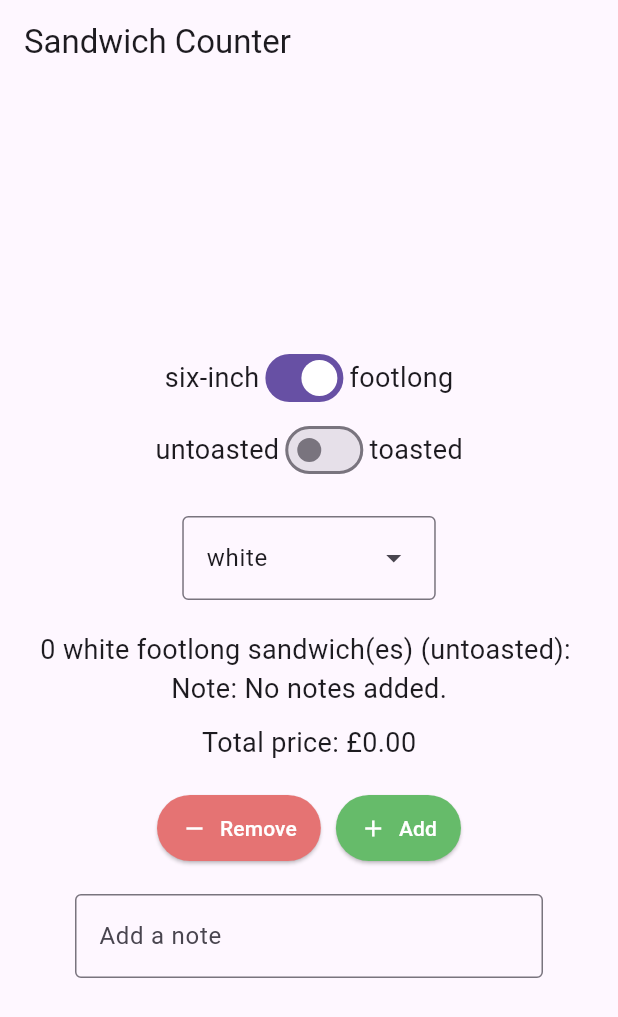
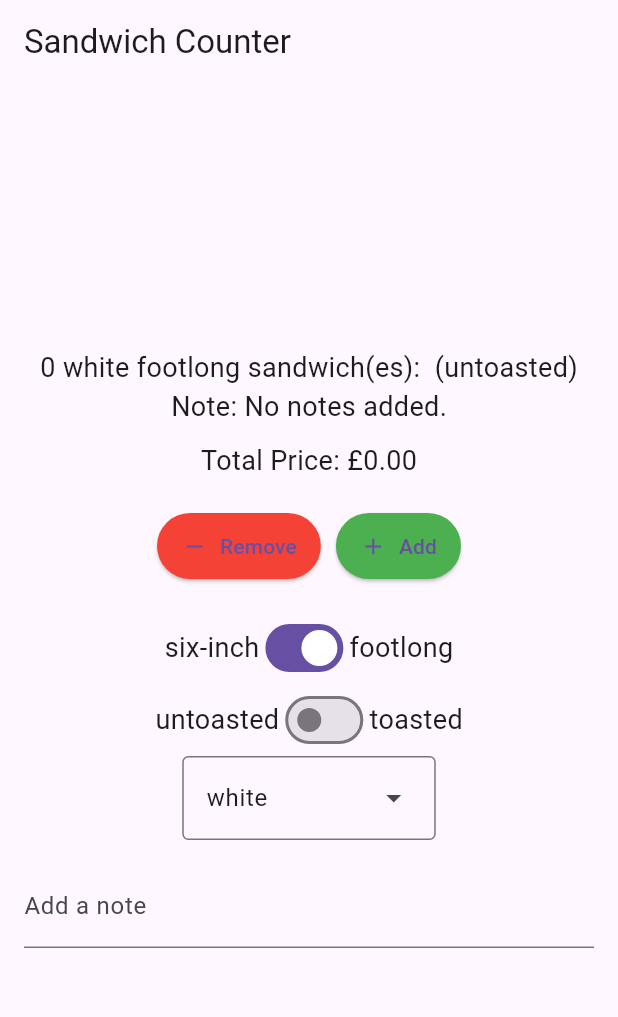
Before and after one commit to Oskar-Wieczorek-2005/first_app, a Flutter app: the screen it shows after launch, on a phone screen of 412 x 824 dp. Shown: the top 1017 px of the screen. Run offline on Flutter 3.47's test engine with Material 3 defaults, Android fonts, the phone set to English and light mode, and no system bars.

Commit message:
final commit for worksheet

```diff
--- a/lib/main.dart
+++ b/lib/main.dart
@@ -33,48 +33,76 @@ class _OrderScreenState extends State<OrderScreen> {
   bool _isToasted = false;
   final int _maxQuantity = 5;
 
-  // 💰 Pricing repository instance
   final PricingRepository _pricingRepository = PricingRepository();
 
   void _increment() {
-    setState(() {
     if (_quantity < _maxQuantity) {
-        _quantity++;
+      setState(() => _quantity++);
     }
-    });
   }
 
   void _decrement() {
-    setState(() {
     if (_quantity > 0) {
-        _quantity--;
+      setState(() => _quantity--);
     }
-    });
   }
 
   @override
   Widget build(BuildContext context) {
     final itemType = _isFootlong ? 'footlong' : 'six-inch';
-    final totalPrice = _pricingRepository.calculateTotal(
-      isFootlong: _isFootlong,
-      quantity: _quantity,
-    );
+    final totalPrice =
+        _pricingRepository.calculateTotalPrice(_quantity, itemType);
 
     return Scaffold(
-      appBar: AppBar(
-        title: const Text('Sandwich Counter'),
-      ),
+      appBar: AppBar(title: const Text('Sandwich Counter')),
       body: Center(
+        child: SingleChildScrollView(
           child: Column(
             mainAxisAlignment: MainAxisAlignment.center,
             children: [
+              OrderItemDisplay(
+                quantity: _quantity,
+                itemType: itemType,
+                breadType: _breadType,
+                orderNote: _note.isEmpty ? 'No notes added.' : _note,
+                isToasted: _isToasted,
+              ),
+
+              const SizedBox(height: 10),
+
+              Text('Total Price: £${totalPrice.toStringAsFixed(2)}',
+                  style: normalText),
+
+              const SizedBox(height: 20),
+
+              // Add / Remove buttons
+              Row(
+                mainAxisAlignment: MainAxisAlignment.center,
+                children: [
+                  StyledButton(
+                    onPressed: _decrement,
+                    icon: Icons.remove,
+                    label: 'Remove',
+                    backgroundColor: Colors.red,
+                  ),
+                  const SizedBox(width: 10),
+                  StyledButton(
+                    onPressed: _increment,
+                    icon: Icons.add,
+                    label: 'Add',
+                    backgroundColor: Colors.green,
+                  ),
+                ],
+              ),
+
+              const SizedBox(height: 20),
+
               // Sandwich size switch
               Row(
                 mainAxisAlignment: MainAxisAlignment.center,
                 children: [
                   const Text('six-inch', style: normalText),
                   Switch(
-                  key: const Key('type_switch'),
                     value: _isFootlong,
                     onChanged: (value) {
                       setState(() => _isFootlong = value);
@@ -90,7 +118,6 @@ class _OrderScreenState extends State<OrderScreen> {
                 children: [
                   const Text('untoasted', style: normalText),
                   Switch(
-                  key: const Key('toasted_switch'),
                     value: _isToasted,
                     onChanged: (value) {
                       setState(() => _isToasted = value);
@@ -100,122 +127,35 @@ class _OrderScreenState extends State<OrderScreen> {
                 ],
               ),
 
-            const SizedBox(height: 20),
-
               // Bread type dropdown
               DropdownMenu<BreadType>(
                 initialSelection: _breadType,
-              onSelected: (BreadType? newValue) {
-                if (newValue != null) {
+                onSelected: (value) {
                   setState(() {
-                    _breadType = newValue;
+                    _breadType = value ?? BreadType.white;
                   });
-                }
                 },
                 dropdownMenuEntries: BreadType.values
-                  .map(
-                    (BreadType type) => DropdownMenuEntry<BreadType>(
-                      value: type,
-                      label: type.name,
-                    ),
-                  )
+                    .map((bread) => DropdownMenuEntry<BreadType>(
+                          value: bread,
+                          label: bread.name,
+                        ))
                     .toList(),
               ),
 
-            const SizedBox(height: 20),
-
-            // Order display
-            OrderItemDisplay(
-              quantity: _quantity,
-              itemType: itemType,
-              breadType: _breadType,
-              orderNote: _note.isEmpty ? 'No notes added.' : _note,
-              isToasted: _isToasted,
-            ),
-
-            const SizedBox(height: 10),
-
-            // 💷 Total price
-            Text(
-              'Total price: £${totalPrice.toStringAsFixed(2)}',
-              style: normalText,
-            ),
-
-            const SizedBox(height: 20),
-
-            // Add / Remove buttons
-            Row(
-              mainAxisAlignment: MainAxisAlignment.center,
-              children: [
-                StyledButton(
-                  onPressed: _decrement,
-                  icon: Icons.remove,
-                  label: 'Remove',
-                  backgroundColor: Colors.red.shade300,
-                ),
-                const SizedBox(width: 10),
-                StyledButton(
-                  onPressed: _increment,
-                  icon: Icons.add,
-                  label: 'Add',
-                  backgroundColor: Colors.green.shade400,
-                ),
-              ],
-            ),
-
-            const SizedBox(height: 20),
-
               // Notes input
               Padding(
-              padding: const EdgeInsets.symmetric(horizontal: 50),
+                padding: const EdgeInsets.all(16.0),
                 child: TextField(
                   key: const Key('notes_textfield'),
-                decoration: const InputDecoration(
-                  border: OutlineInputBorder(),
-                  labelText: 'Add a note',
-                ),
-                onChanged: (value) {
-                  setState(() {
-                    _note = value;
-                  });
-                },
+                  decoration: const InputDecoration(labelText: 'Add a note'),
+                  onChanged: (value) => setState(() => _note = value),
                 ),
               ),
             ],
           ),
         ),
-    );
-  }
-}
-
-class OrderItemDisplay extends StatelessWidget {
-  final int quantity;
-  final String itemType;
-  final BreadType breadType;
-  final String orderNote;
-  final bool isToasted;
-
-  const OrderItemDisplay({
-    super.key,
-    required this.quantity,
-    required this.itemType,
-    required this.breadType,
-    required this.orderNote,
-    this.isToasted = false,
-  });
-
-  @override
-  Widget build(BuildContext context) {
-    final sandwiches = '🥪' * quantity;
-    final toastedText = isToasted ? 'toasted' : 'untoasted';
-    return Column(
-      children: [
-        Text(
-          '$quantity ${breadType.name} $itemType sandwich(es) ($toastedText): $sandwiches',
-          style: normalText,
       ),
-        Text('Note: $orderNote', style: normalText),
-      ],
     );
   }
 }
@@ -242,9 +182,41 @@ class StyledButton extends StatelessWidget {
       label: Text(label),
       style: ElevatedButton.styleFrom(
         backgroundColor: backgroundColor,
-        foregroundColor: Colors.white,
         padding: const EdgeInsets.symmetric(horizontal: 16, vertical: 12),
       ),
     );
   }
 }
+
+class OrderItemDisplay extends StatelessWidget {
+  final int quantity;
+  final String itemType;
+  final BreadType breadType;
+  final String orderNote;
+  final bool isToasted;
+
+  const OrderItemDisplay({
+    super.key,
+    required this.quantity,
+    required this.itemType,
+    required this.breadType,
+    required this.orderNote,
+    this.isToasted = false,
+  });
+
+  @override
+  Widget build(BuildContext context) {
+    final sandwiches = '🥪' * quantity;
+    final toastedText = isToasted ? ' (toasted)' : ' (untoasted)';
+
+    return Column(
+      children: [
+        Text(
+          '$quantity ${breadType.name} $itemType sandwich(es): $sandwiches$toastedText',
+          style: normalText,
+        ),
+        Text('Note: $orderNote', style: normalText),
+      ],
+    );
+  }
+}
--- a/lib/repositories/pricing_repository.dart
+++ b/lib/repositories/pricing_repository.dart
@@ -1,17 +1,16 @@
 class PricingRepository {
-  final double sixInchPrice;
-  final double footlongPrice;
+  // Prices for different sandwich sizes
+  final double sixInchPrice = 7.0;
+  final double footlongPrice = 11.0;
 
-  PricingRepository({
-    this.sixInchPrice = 7.0,
-    this.footlongPrice = 11.0,
-  });
-
-  double calculateTotal({
-    required bool isFootlong,
-    required int quantity,
-  }) {
-    final pricePerSandwich = isFootlong ? footlongPrice : sixInchPrice;
-    return pricePerSandwich * quantity;
+  /// Calculates total price based on quantity and sandwich size.
+  double calculateTotalPrice(int quantity, String sandwichType) {
+    if (sandwichType == 'six-inch') {
+      return quantity * sixInchPrice;
+    } else if (sandwichType == 'footlong') {
+      return quantity * footlongPrice;
+    } else {
+      throw ArgumentError('Invalid sandwich type: $sandwichType');
+    }
   }
 }
```
Also changed, not shown: 1 other file. Lines whose indentation alone changed are shown as unchanged.
